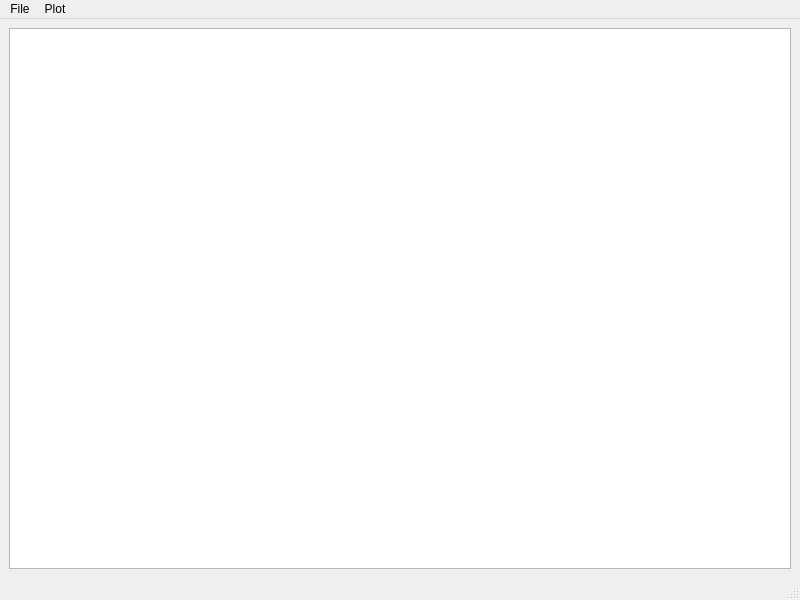
This is mainwindow.ui in ArashMassoudieh/SedSat3 as Qt 5 draws it before an edit. The edited form follows.
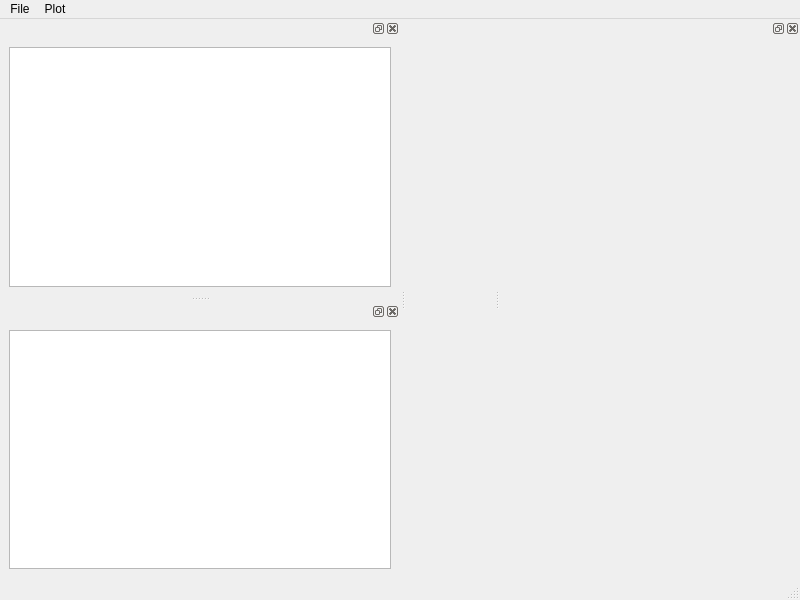
This is the edited form.

What changed in the file:
```diff
--- a/mainwindow.ui
+++ b/mainwindow.ui
@@ -14,9 +14,9 @@
    <string>MainWindow</string>
   </property>
   <widget class="QWidget" name="centralwidget">
-   <layout class="QHBoxLayout" name="horizontalLayout">
+   <layout class="QHBoxLayout" name="horizontalLayout_2">
     <item>
-     <widget class="QTextBrowser" name="textBrowser"/>
+     <layout class="QVBoxLayout" name="verticalLayout_2"/>
     </item>
    </layout>
   </widget>
@@ -45,6 +45,77 @@
    <addaction name="menuPlot"/>
   </widget>
   <widget class="QStatusBar" name="statusbar"/>
+  <widget class="QDockWidget" name="dockWidgetGraph">
+   <property name="sizePolicy">
+    <sizepolicy hsizetype="Expanding" vsizetype="Expanding">
+     <horstretch>0</horstretch>
+     <verstretch>0</verstretch>
+    </sizepolicy>
+   </property>
+   <property name="minimumSize">
+    <size>
+     <width>300</width>
+     <height>37</height>
+    </size>
+   </property>
+   <property name="floating">
+    <bool>false</bool>
+   </property>
+   <attribute name="dockWidgetArea">
+    <number>2</number>
+   </attribute>
+   <widget class="QWidget" name="dockWidgetContents">
+    <layout class="QHBoxLayout" name="horizontalLayout"/>
+   </widget>
+  </widget>
+  <widget class="QDockWidget" name="dockWidgetTextBrowser">
+   <property name="sizePolicy">
+    <sizepolicy hsizetype="Expanding" vsizetype="Expanding">
+     <horstretch>0</horstretch>
+     <verstretch>0</verstretch>
+    </sizepolicy>
+   </property>
+   <property name="minimumSize">
+    <size>
+     <width>88</width>
+     <height>107</height>
+    </size>
+   </property>
+   <attribute name="dockWidgetArea">
+    <number>1</number>
+   </attribute>
+   <widget class="QWidget" name="dockWidgetContents_2">
+    <layout class="QVBoxLayout" name="verticalLayout">
+     <item>
+      <widget class="QTextBrowser" name="textBrowser"/>
+     </item>
+    </layout>
+   </widget>
+  </widget>
+  <widget class="QDockWidget" name="dockWidgetColumn">
+   <property name="sizePolicy">
+    <sizepolicy hsizetype="Expanding" vsizetype="Expanding">
+     <horstretch>0</horstretch>
+     <verstretch>0</verstretch>
+    </sizepolicy>
+   </property>
+   <property name="minimumSize">
+    <size>
+     <width>400</width>
+     <height>107</height>
+    </size>
+   </property>
+   <attribute name="dockWidgetArea">
+    <number>1</number>
+   </attribute>
+   <widget class="QWidget" name="dockWidgetContents_3">
+    <layout class="QHBoxLayout" name="horizontalLayout_3">
+     <item>
+      <widget class="QTreeView" name="treeView"/>
+     </item>
+    </layout>
+   </widget>
+  </widget>
   <action name="actionImport_Elemental_Profile_from_Excel">
    <property name="text">
     <string>Import Elemental Profile from Excel</string>
```
Left out of the diff: 6 changed lines with no effect on the pictures.
